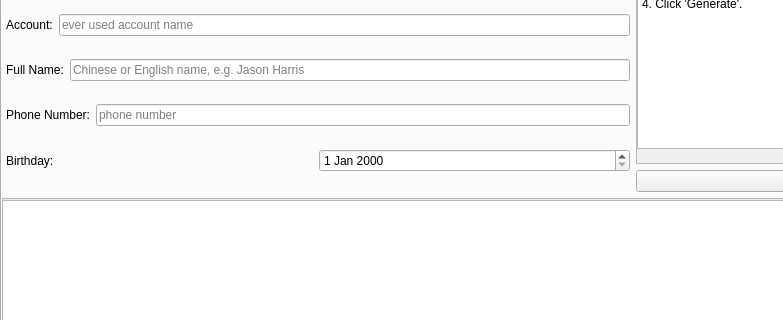
The window that ui/rfguess.ui (PadishahIII/RFGuess) describes before a commit, drawn with Qt 5; both pictures show x 0 to 783 and y 175 to 495 of the 1434 by 675 pixel window.
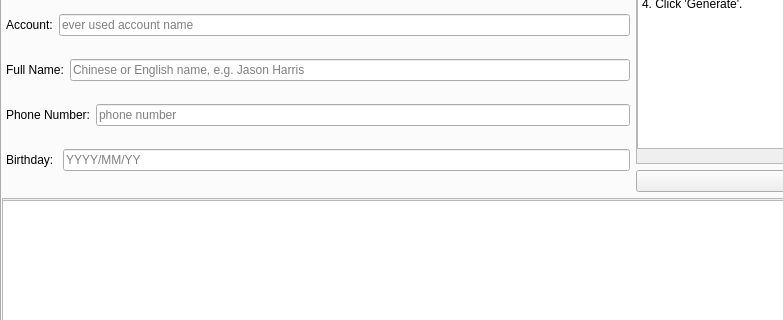
The same window after the commit.

The edit to the form file:
```diff
--- a/ui/rfguess.ui
+++ b/ui/rfguess.ui
@@ -226,7 +226,11 @@
               </widget>
              </item>
              <item>
-              <widget class="QDateEdit" name="dateEdit"/>
+              <widget class="QLineEdit" name="dateEdit">
+               <property name="placeholderText">
+                <string>YYYY/MM/YY</string>
+               </property>
+              </widget>
              </item>
             </layout>
            </item>
```
Left out of the diff: 8 changed lines with no effect on the pictures.
